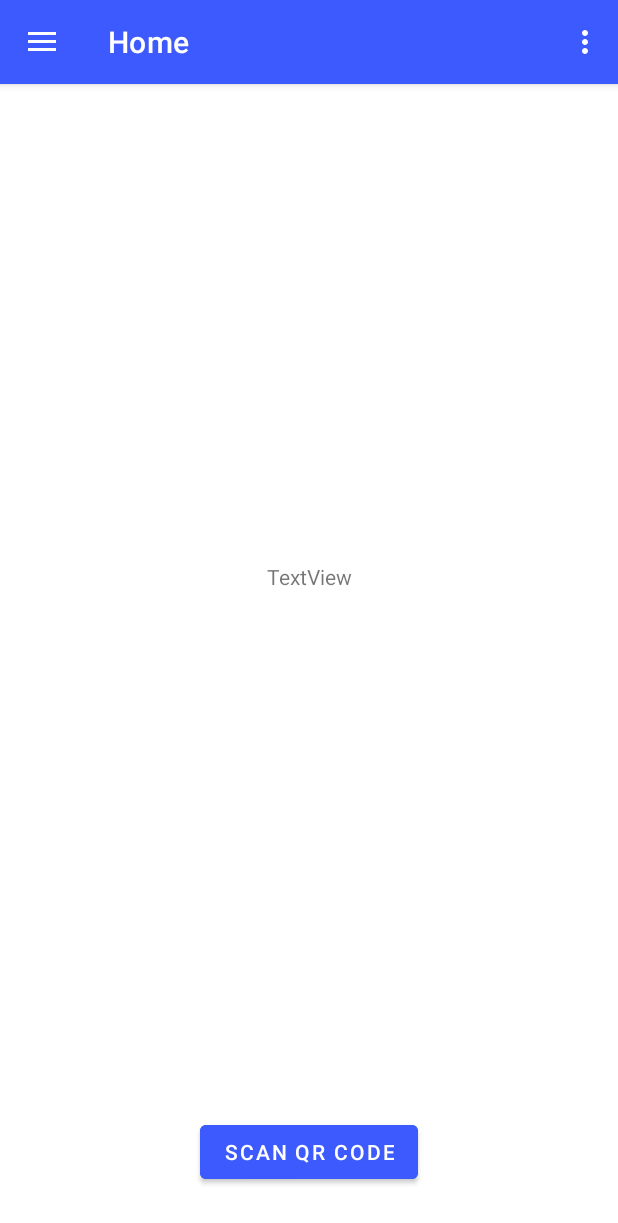
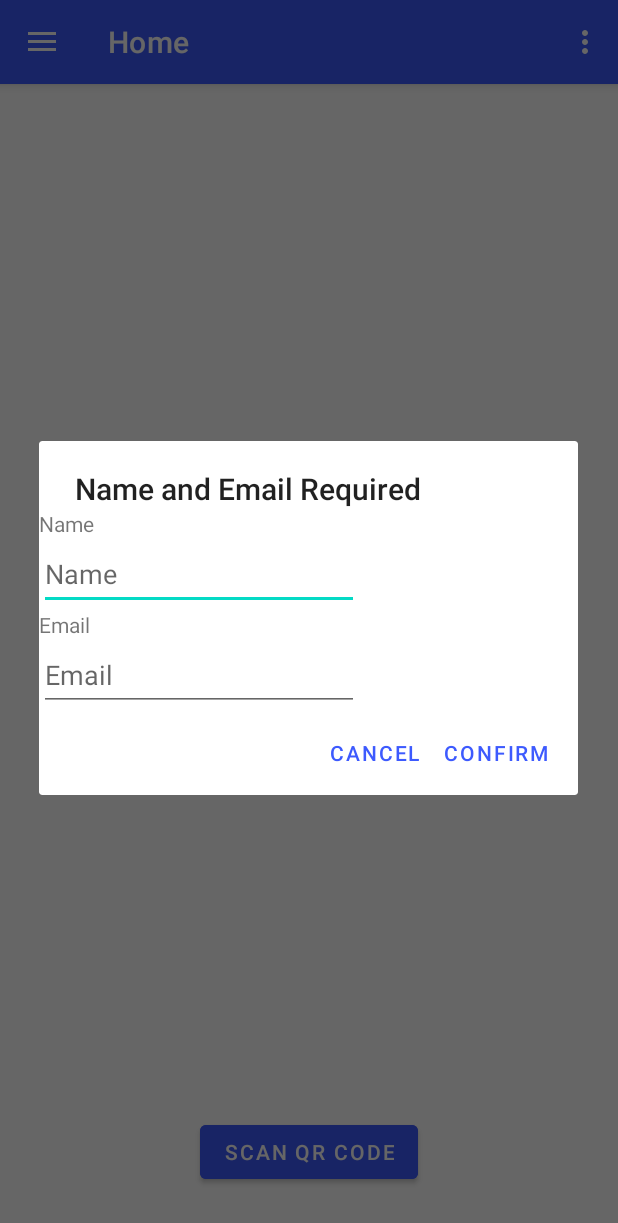
Before and after one commit to CMPUT301F24employ/employ-events, an Android app: the screen it shows after launch (MainActivity), on a phone screen of 412 x 824 dp. Shown: the top 1223 px of the screen. Run offline under Robolectric (Android 15) with nearby library versions, the phone set to English and light mode, and no system bars; our stand-ins replace Firebase (no records; nobody signed in at launch, a user with empty details on screens opened directly), navigation-ui; libraries missing offline, so code that uses them is left out: com.google.zxing.integration.

Commit message:
Added a dialog that only shows up for new users requiring name and email. Cosmetics need to be updated. Edit profile still needs to be adjusted to not allow empty name or email. Created new profile fragment for that and provide_info xml. Updated main activity to create thr profile in that manner.

```diff
--- a/app/src/main/java/com/example/employ_events/MainActivity.java
+++ b/app/src/main/java/com/example/employ_events/MainActivity.java
@@ -1,14 +1,23 @@
 package com.example.employ_events;
 
+import android.app.AlertDialog;
+import android.app.Dialog;
 import android.os.Bundle;
 import android.provider.Settings;
+import android.util.Log;
+import android.view.LayoutInflater;
 import android.view.Menu;
+import android.view.View;
+import android.widget.CheckBox;
+import android.widget.EditText;
 
 import com.google.android.gms.tasks.OnCompleteListener;
 import com.google.android.gms.tasks.Task;
+import com.google.android.material.dialog.MaterialAlertDialogBuilder;
 import com.google.android.material.navigation.NavigationView;
 
 import androidx.annotation.NonNull;
+import androidx.annotation.Nullable;
 import androidx.navigation.NavController;
 import androidx.navigation.Navigation;
 import androidx.navigation.ui.AppBarConfiguration;
@@ -16,12 +25,13 @@ import androidx.navigation.ui.NavigationUI;
 import androidx.drawerlayout.widget.DrawerLayout;
 import androidx.appcompat.app.AppCompatActivity;
 
+
 import com.example.employ_events.databinding.ActivityMainBinding;
 import com.google.firebase.firestore.DocumentReference;
 import com.google.firebase.firestore.DocumentSnapshot;
 import com.google.firebase.firestore.FirebaseFirestore;
 
-public class MainActivity extends AppCompatActivity {
+public class MainActivity extends AppCompatActivity implements NewProfileFragment.NewProfileDialogListener{
 
     private AppBarConfiguration mAppBarConfiguration;
     private ActivityMainBinding binding;
@@ -29,9 +39,13 @@ public class MainActivity extends AppCompatActivity {
     private FirebaseFirestore db;
 
     @Override
+    public void addProfile(Profile profile) {
+        db.collection("userProfiles").document(android_id).set(profile);
+    }
+
+    @Override
     protected void onCreate(Bundle savedInstanceState) {
         super.onCreate(savedInstanceState);
-
         binding = ActivityMainBinding.inflate(getLayoutInflater());
         setContentView(binding.getRoot());
 
@@ -52,17 +66,19 @@ public class MainActivity extends AppCompatActivity {
         android_id = Settings.Secure.getString(getContentResolver(), Settings.Secure.ANDROID_ID);
         db = FirebaseFirestore.getInstance();
 
-        // Creates a Profile if the current user does not already have one. Uses device ID to determine that.
+        // Check if the profile exists
         DocumentReference docRef = db.collection("userProfiles").document(android_id);
         docRef.get().addOnCompleteListener(new OnCompleteListener<DocumentSnapshot>() {
             @Override
             public void onComplete(@NonNull Task<DocumentSnapshot> task) {
                 if (task.isSuccessful()) {
                     DocumentSnapshot document = task.getResult();
-                    if (!document.exists()) {
-                        Profile profile = new Profile(android_id);
-                        db.collection("userProfiles").document(android_id).set(profile);
+                    if (document != null && !document.exists()) {
+                        new NewProfileFragment().show(getSupportFragmentManager(), "Create Profile");
                     }
+                } else {
+                    // Handle the error, e.g., log it
+                    Log.e("MainActivity", "Error getting documents: ", task.getException());
                 }
             }
         });
@@ -81,4 +97,7 @@ public class MainActivity extends AppCompatActivity {
         return NavigationUI.navigateUp(navController, mAppBarConfiguration)
                 || super.onSupportNavigateUp();
     }
+
+
+
 }
--- /dev/null
+++ b/app/src/main/java/com/example/employ_events/NewProfileFragment.java
@@ -0,0 +1,80 @@
+package com.example.employ_events;
+
+import android.app.AlertDialog;
+import android.app.Dialog;
+import android.content.Context;
+import android.os.Bundle;
+import android.provider.Settings;
+import android.view.LayoutInflater;
+import android.view.View;
+import android.widget.Button;
+import android.widget.CheckBox;
+import android.widget.EditText;
+
+import androidx.annotation.NonNull;
+import androidx.annotation.Nullable;
+import androidx.fragment.app.DialogFragment;
+
+import com.google.firebase.firestore.FirebaseFirestore;
+
+public class NewProfileFragment extends DialogFragment {
+    private String android_id;
+    private NewProfileDialogListener listener;
+
+    interface NewProfileDialogListener {
+        void addProfile(Profile profile);
+    }
+
+    @Override
+    public void onAttach(@NonNull Context context) {
+        super.onAttach(context);
+        if (context instanceof NewProfileDialogListener) {
+            listener = (NewProfileDialogListener) context;
+        } else {
+            throw new RuntimeException(context + " must implement NewProfileDialogListener");
+        }
+    }
+
+    @NonNull
+    @Override
+    public Dialog onCreateDialog(@Nullable Bundle savedInstanceState) {
+        android_id = Settings.Secure.getString(requireActivity().getContentResolver(), Settings.Secure.ANDROID_ID);
+
+        View view = getLayoutInflater().inflate(R.layout.provide_info, null);
+        EditText edit_name = view.findViewById(R.id.editName);
+        EditText edit_email = view.findViewById(R.id.editEmailAddress);
+
+        AlertDialog.Builder builder = new AlertDialog.Builder(requireContext());
+
+        builder.setView(view)
+                .setTitle("Name and Email Required")
+                .setPositiveButton("Confirm", null) // Initially set to null
+                .setNegativeButton("Cancel", (dialog, which) -> dialog.dismiss());
+
+        // Create the dialog
+        AlertDialog dialog = builder.create();
+
+        // Set up the positive button after the dialog is shown
+        dialog.setOnShowListener(dialogInterface -> {
+            Button button = dialog.getButton(AlertDialog.BUTTON_POSITIVE);
+            button.setOnClickListener(v -> {
+                String name = edit_name.getText().toString().trim();
+                String email = edit_email.getText().toString().trim();
+
+                if (name.isEmpty()) {
+                    edit_name.setError("Name cannot be empty");
+                    edit_name.requestFocus();
+                } else if (email.isEmpty()) {
+                    edit_email.setError("Email cannot be empty");
+                    edit_email.requestFocus();
+                } else {
+                    listener.addProfile(new Profile(android_id, name, email));
+                    dialog.dismiss(); // Dismiss the dialog if input is valid
+                }
+            });
+        });
+
+        return dialog;
+    }
+
+}
--- a/app/src/main/java/com/example/employ_events/Profile.java
+++ b/app/src/main/java/com/example/employ_events/Profile.java
@@ -10,7 +10,9 @@ public class Profile {
     private int phoneNumber;
     private boolean organizerNotifications, adminNotifications;
 
-    public Profile(String userID) {
+    public Profile(String userID, String name, String email) {
+        this.name = name;
+        this.email = email;
         this.userID = userID;
         this.organizerNotifications = true;
         this.adminNotifications = true;
--- /dev/null
+++ b/app/src/main/res/layout/provide_info.xml
@@ -0,0 +1,43 @@
+<?xml version="1.0" encoding="utf-8"?>
+<LinearLayout xmlns:android="http://schemas.android.com/apk/res/android"
+    xmlns:tools="http://schemas.android.com/tools"
+    android:layout_width="match_parent"
+    android:orientation="vertical"
+    android:layout_height="match_parent">
+
+
+    <TextView
+        android:id="@+id/textView2"
+        android:layout_width="match_parent"
+        android:layout_height="wrap_content"
+        android:text="@string/name" />
+
+    <EditText
+        android:id="@+id/editName"
+        android:layout_width="wrap_content"
+        android:layout_height="wrap_content"
+        android:ems="10"
+        android:hint="@string/name"
+        android:inputType="text"
+        android:minHeight="48dp"
+        tools:layout_editor_absoluteX="65dp"
+        tools:layout_editor_absoluteY="171dp" />
+
+    <TextView
+        android:id="@+id/textView3"
+        android:layout_width="match_parent"
+        android:layout_height="wrap_content"
+        android:text="@string/email" />
+
+    <EditText
+        android:id="@+id/editEmailAddress"
+        android:layout_width="wrap_content"
+        android:layout_height="wrap_content"
+        android:ems="10"
+        android:hint="@string/email"
+        android:inputType="textEmailAddress"
+        android:minHeight="48dp"
+        tools:layout_editor_absoluteX="65dp"
+        tools:layout_editor_absoluteY="272dp" />
+
+</LinearLayout>
```
